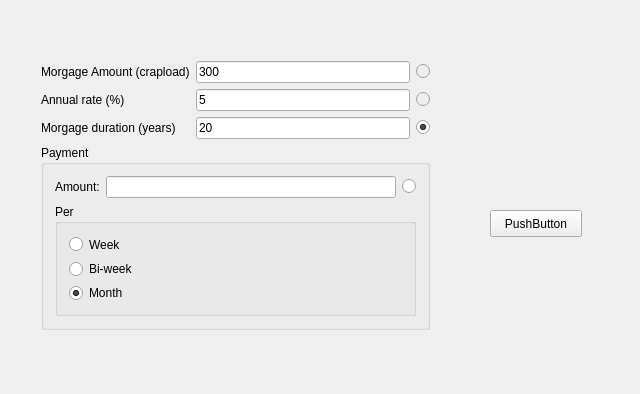
Above: MorgageCalculator.ui from mhtrinh/mortgage-calculator before the change. Below: the same form after it.
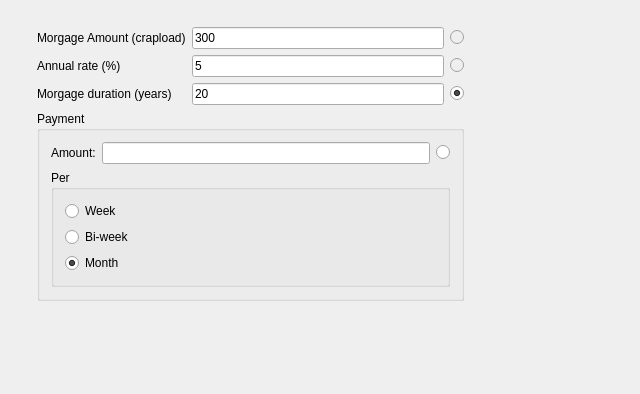
That is the form after the change.

```diff
--- a/MorgageCalculator.ui
+++ b/MorgageCalculator.ui
@@ -23,11 +23,25 @@
    <property name="geometry">
     <rect>
      <x>30</x>
-     <y>50</y>
-     <width>411</width>
-     <height>291</height>
+     <y>20</y>
+     <width>441</width>
+     <height>331</height>
     </rect>
    </property>
+   <layout class="QHBoxLayout" name="mainLayout">
+    <property name="leftMargin">
+     <number>7</number>
+    </property>
+    <property name="topMargin">
+     <number>7</number>
+    </property>
+    <property name="rightMargin">
+     <number>7</number>
+    </property>
+    <property name="bottomMargin">
+     <number>7</number>
+    </property>
+    <item>
    <layout class="QVBoxLayout" name="verticalLayout_3">
     <item>
      <layout class="QGridLayout" name="gridLayout">
@@ -194,19 +208,8 @@
      </spacer>
     </item>
    </layout>
-  </widget>
-  <widget class="QPushButton" name="pushButton">
-   <property name="geometry">
-    <rect>
-     <x>490</x>
-     <y>210</y>
-     <width>92</width>
-     <height>27</height>
-    </rect>
-   </property>
-   <property name="text">
-    <string>PushButton</string>
-   </property>
+    </item>
+   </layout>
   </widget>
  </widget>
  <layoutdefault spacing="6" margin="11"/>
```
Left out of the diff: 2 changed lines with no effect on the pictures. Lines whose indentation alone changed are shown as unchanged.
